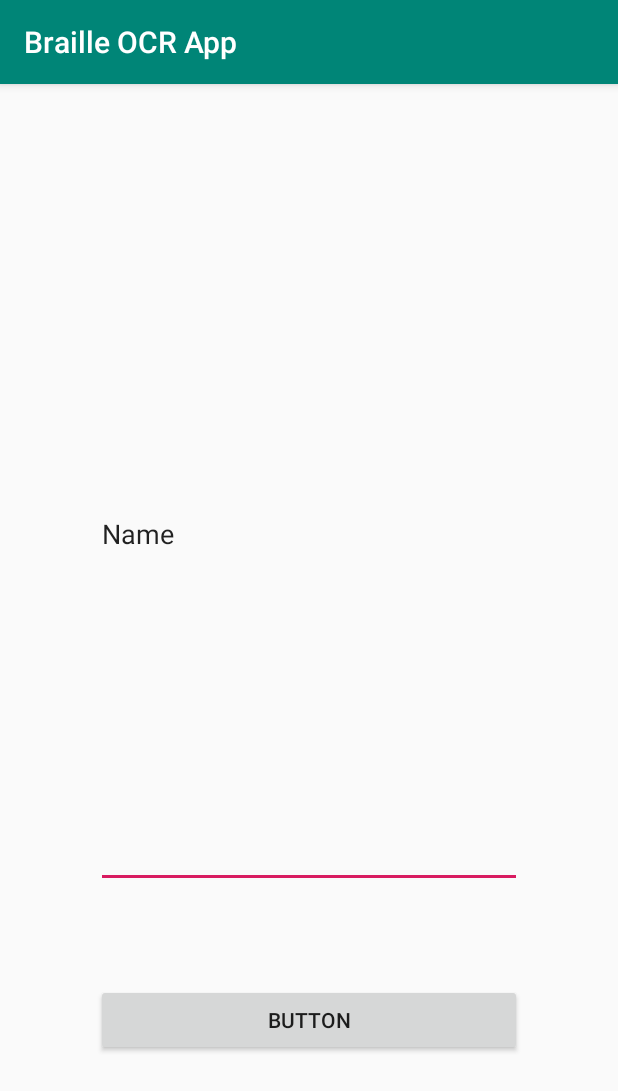
After one commit to bakulc/BrailleOCRApp, an Android app: the CustomTextSend screen opened directly, with no data from a screen before it, on a phone screen of 412 x 824 dp. The commit adds this screen. Shown: the top 1091 px of the screen. Run offline under Robolectric (Android 15) with nearby library versions, the phone set to English and light mode, and no system bars.

Commit message:
Add Test Activity Layout

```diff
--- a/app/src/main/AndroidManifest.xml
+++ b/app/src/main/AndroidManifest.xml
@@ -9,6 +9,7 @@
         android:roundIcon="@mipmap/ic_launcher_round"
         android:supportsRtl="true"
         android:theme="@style/AppTheme">
+        <activity android:name=".CustomTextSend"></activity>
         <activity android:name=".MainActivity">
             <intent-filter>
                 <action android:name="android.intent.action.MAIN" />
--- /dev/null
+++ b/app/src/main/java/com/example/brailleocrapp/CustomTextSend.java
@@ -0,0 +1,13 @@
+package com.example.brailleocrapp;
+
+import android.support.v7.app.AppCompatActivity;
+import android.os.Bundle;
+
+public class CustomTextSend extends AppCompatActivity {
+
+    @Override
+    protected void onCreate(Bundle savedInstanceState) {
+        super.onCreate(savedInstanceState);
+        setContentView(R.layout.activity_custom_text_send);
+    }
+}
--- /dev/null
+++ b/app/src/main/res/layout/activity_custom_text_send.xml
@@ -0,0 +1,36 @@
+<?xml version="1.0" encoding="utf-8"?>
+<android.support.constraint.ConstraintLayout xmlns:android="http://schemas.android.com/apk/res/android"
+    xmlns:app="http://schemas.android.com/apk/res-auto"
+    xmlns:tools="http://schemas.android.com/tools"
+    android:layout_width="match_parent"
+    android:layout_height="match_parent"
+    tools:context=".CustomTextSend">
+
+    <EditText
+        android:id="@+id/enterText"
+        android:layout_width="0dp"
+        android:layout_height="0dp"
+        android:layout_marginStart="64dp"
+        android:layout_marginTop="64dp"
+        android:layout_marginEnd="64dp"
+        android:layout_marginBottom="64dp"
+        android:ems="10"
+        android:inputType="textPersonName"
+        android:text="Name"
+        app:layout_constraintBottom_toTopOf="@+id/sendButton"
+        app:layout_constraintEnd_toEndOf="parent"
+        app:layout_constraintStart_toStartOf="parent"
+        app:layout_constraintTop_toTopOf="parent" />
+
+    <Button
+        android:id="@+id/sendButton"
+        android:layout_width="0dp"
+        android:layout_height="48dp"
+        android:layout_marginStart="64dp"
+        android:layout_marginEnd="64dp"
+        android:layout_marginBottom="120dp"
+        android:text="Button"
+        app:layout_constraintBottom_toBottomOf="parent"
+        app:layout_constraintEnd_toEndOf="parent"
+        app:layout_constraintStart_toStartOf="parent" />
+</android.support.constraint.ConstraintLayout>
```
Also changed, not shown: app/src/main/res/layout/activity_main.xml (+9 -8 lines).
